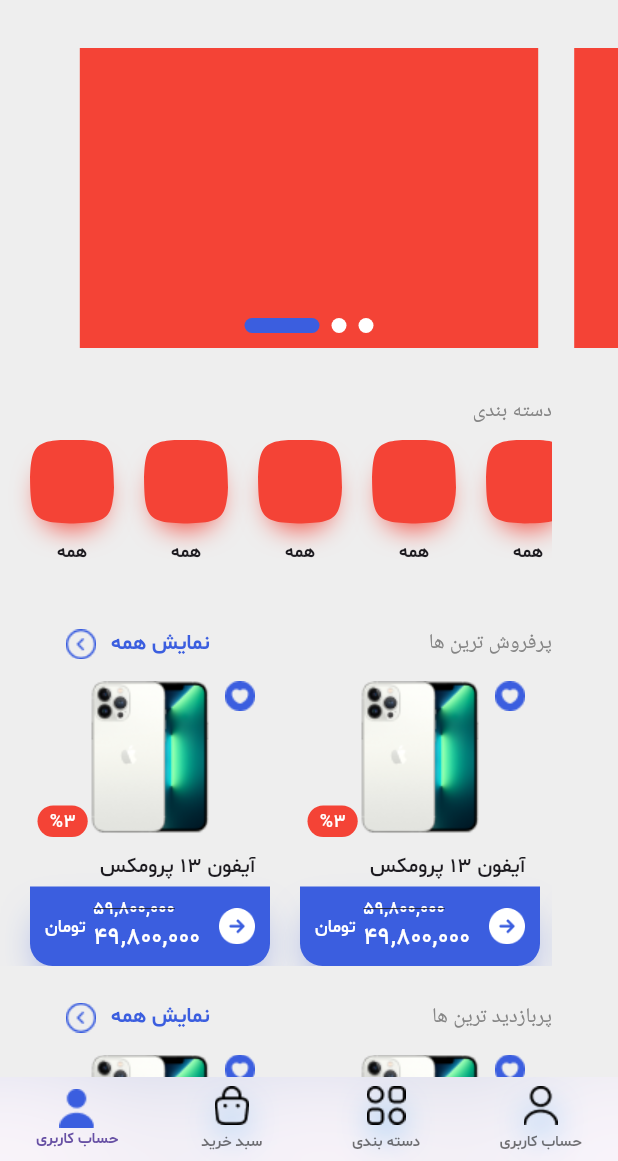
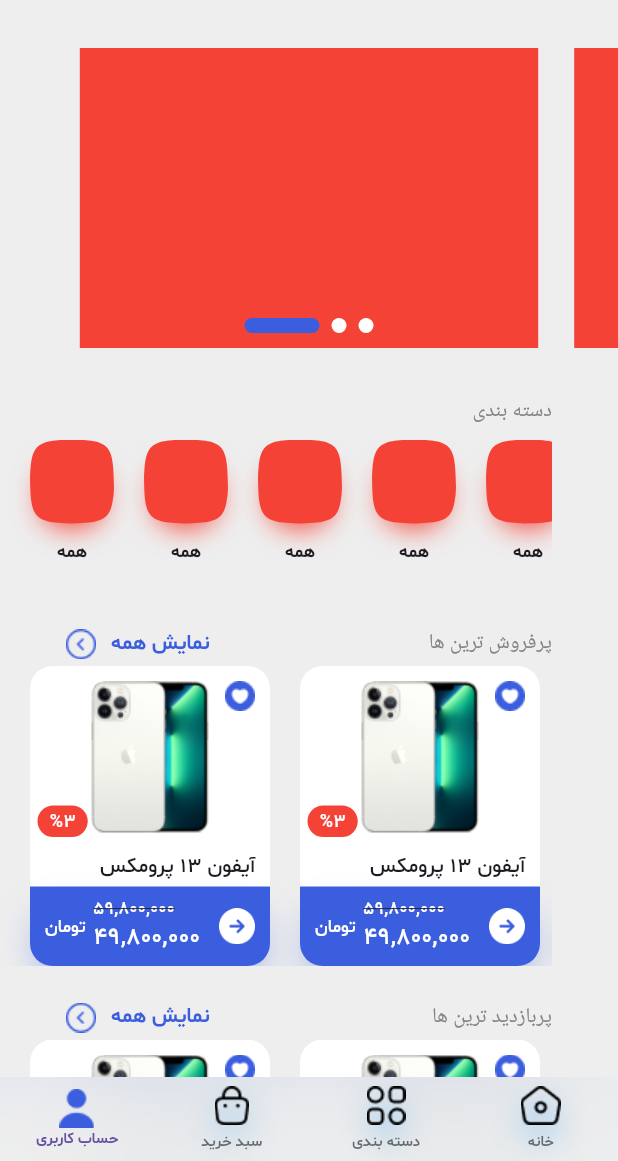
Before and after one commit to svahid725/apple_store_with_BLoC, a Flutter app: the screen it shows after launch, on a phone screen of 412 x 824 dp, the part 75-1236 px from its top. Run offline on Flutter 3.47's test engine with Material 3 defaults, Android fonts, the phone set to English and light mode, and no system bars; drawn by our look-alikes of smooth_page_indicator.

```diff
--- a/lib/main.dart
+++ b/lib/main.dart
@@ -1,5 +1,6 @@
 import 'dart:ui';
 
+import 'package:apple_store/constants/app_theme.dart';
 import 'package:apple_store/constants/font_styles.dart';
 import 'package:apple_store/screens/category_screen.dart';
 import 'package:apple_store/screens/home_screen.dart';
@@ -29,6 +30,7 @@ class _MyAppState extends State<MyApp> {
   Widget build(BuildContext context) {
     return SafeArea(
       child: Scaffold(
+        backgroundColor: AppColors.backgroundScreenColor,
         body: IndexedStack(
           index: selectedBottomNavIndex,
           children: getScreens(),
@@ -101,6 +103,7 @@ class _MyAppState extends State<MyApp> {
 
 
                   BottomNavigationBarItem(
+                    activeIcon: Image.asset('assets/images/icon_home_active.png'),
                     icon: Container(
                       margin: const EdgeInsets.only(bottom: 4),
                       decoration: const BoxDecoration(boxShadow: [
@@ -110,9 +113,9 @@ class _MyAppState extends State<MyApp> {
                             spreadRadius: -7,
                             offset: Offset(0, 10))
                       ]),
-                      child: Image.asset('assets/images/icon_profile.png'),
+                      child: Image.asset('assets/images/icon_home.png'),
                     ),
-                    label: 'حساب کاربری',
+                    label: 'خانه',
                   ),
                 ]),
           ),
--- a/lib/widgets/product_item.dart
+++ b/lib/widgets/product_item.dart
@@ -16,7 +16,9 @@ class ProductItem extends StatelessWidget {
         width: 160,
         padding: const EdgeInsets.fromLTRB(0, 10, 0, 0),
         decoration: const BoxDecoration(
-            borderRadius: BorderRadius.all(Radius.circular(15))),
+          color: Colors.white,
+          borderRadius: BorderRadius.all(Radius.circular(15)),
+        ),
         child: Column(
           crossAxisAlignment: CrossAxisAlignment.end,
           children: [
@@ -40,8 +42,8 @@ class ProductItem extends StatelessWidget {
                   left: 5,
                   bottom: 0,
                   child: Container(
-                    padding: const EdgeInsets.symmetric(
-                        vertical: 2, horizontal: 8),
+                    padding:
+                        const EdgeInsets.symmetric(vertical: 2, horizontal: 8),
                     decoration: BoxDecoration(
                         color: Colors.red,
                         borderRadius: BorderRadius.circular(20)),
```
